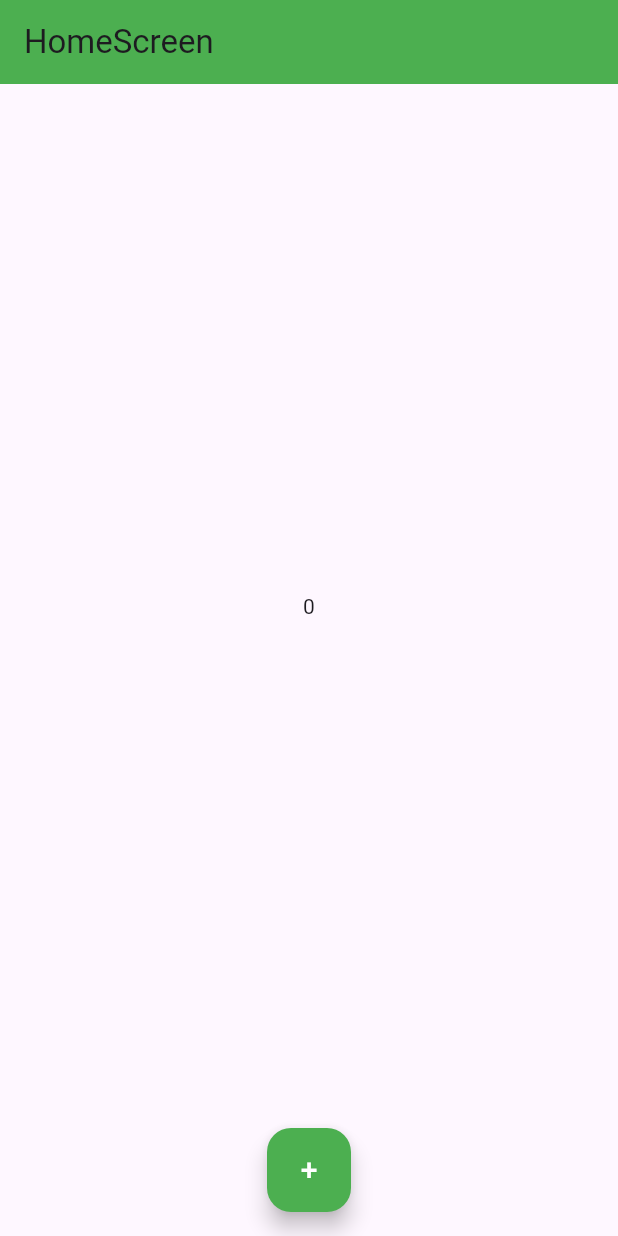
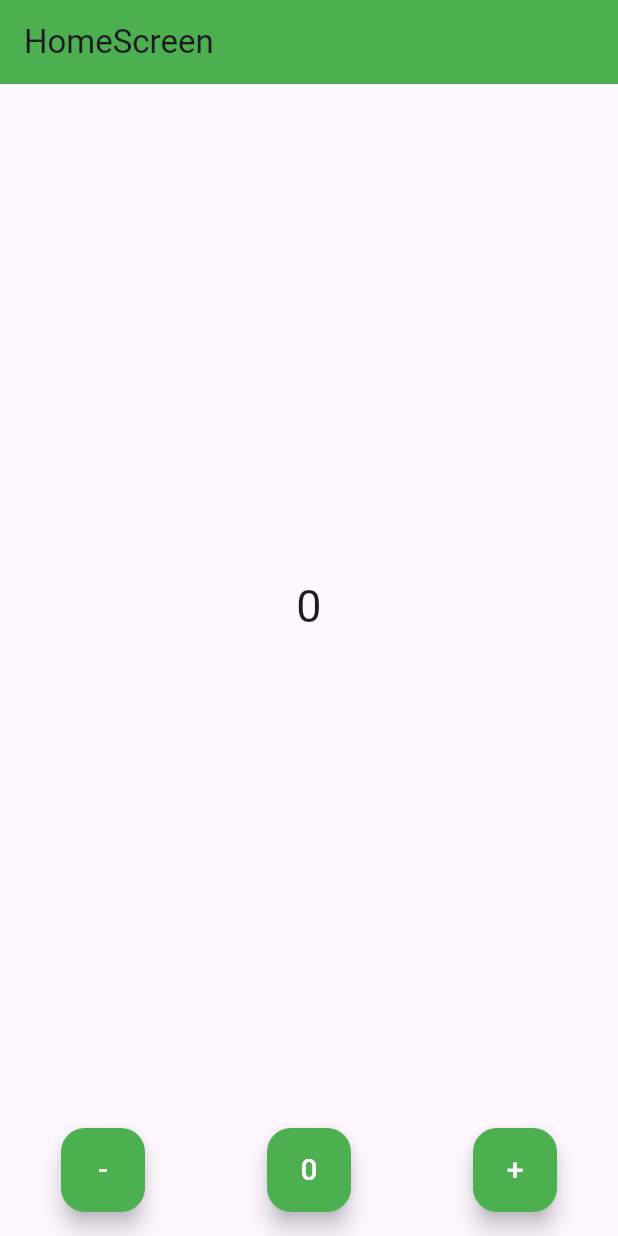
Before and after one commit to Guillermojs9/fl_repaso, a Flutter app: the screen it shows after launch, on a phone screen of 412 x 824 dp. Run offline on Flutter 3.47's test engine with Material 3 defaults, Android fonts, the phone set to English and light mode, and no system bars.

Commit message:
Aplicación contador básica

```diff
--- a/lib/screens/home_screen.dart
+++ b/lib/screens/home_screen.dart
@@ -19,10 +19,36 @@ class _HomeScreenState extends State<HomeScreen> {
       body: Column(
         mainAxisAlignment: MainAxisAlignment.center,
         children: [
-          Expanded(child: Center(child: Text('$contador'))),
+          Expanded(
+              child: Center(
+                  child:
+                      Text('$contador', style: const TextStyle(fontSize: 30)))),
           Padding(
             padding: const EdgeInsets.only(bottom: 16.0),
-            child: FloatingActionButton(
+            child: Row(
+              mainAxisAlignment: MainAxisAlignment.spaceAround,
+              children: [
+                FloatingActionButton(
+                  onPressed: () {
+                    setState(() {
+                      contador--;
+                    });
+                  },
+                  backgroundColor: Colors.green,
+                  foregroundColor: Colors.white,
+                  child: const Text("-", style: TextStyle(fontSize: 20)),
+                ),
+                FloatingActionButton(
+                  onPressed: () {
+                    setState(() {
+                      contador = 0;
+                    });
+                  },
+                  backgroundColor: Colors.green,
+                  foregroundColor: Colors.white,
+                  child: const Text("0", style: TextStyle(fontSize: 20)),
+                ),
+                FloatingActionButton(
                   onPressed: () {
                     setState(() {
                       contador++;
@@ -30,7 +56,9 @@ class _HomeScreenState extends State<HomeScreen> {
                   },
                   backgroundColor: Colors.green,
                   foregroundColor: Colors.white,
-              child: const Text("+", style: const TextStyle(fontSize: 20)),
+                  child: const Text("+", style: TextStyle(fontSize: 20)),
+                ),
+              ],
             ),
           )
         ],
```
Lines whose indentation alone changed are shown as unchanged.
